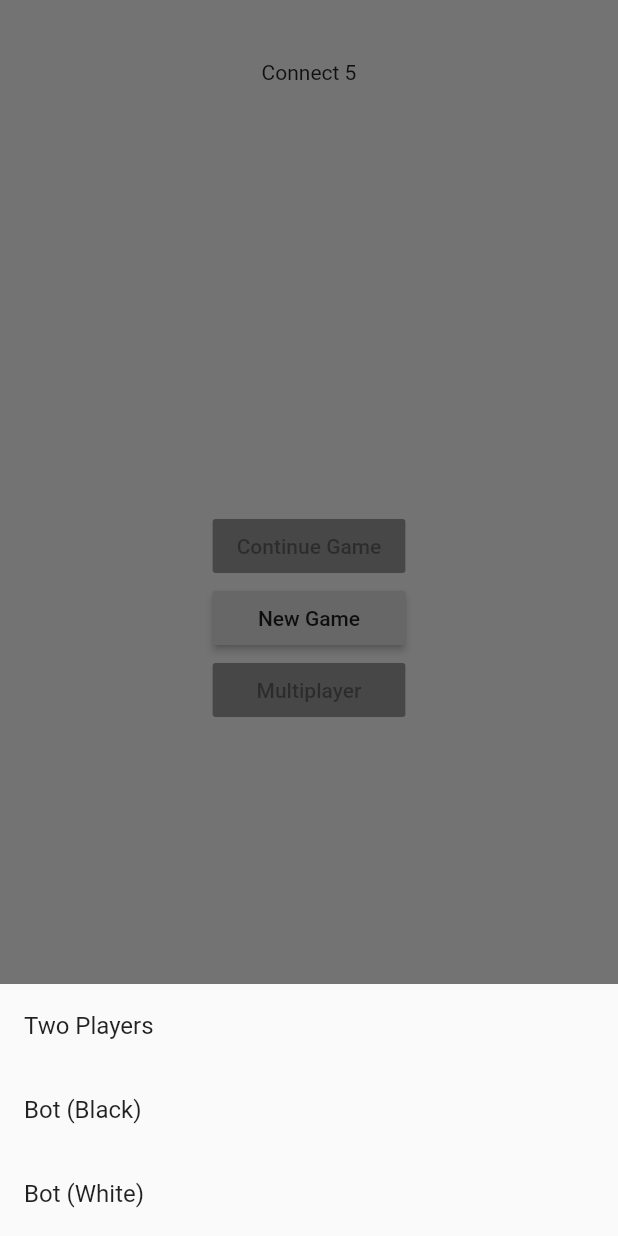
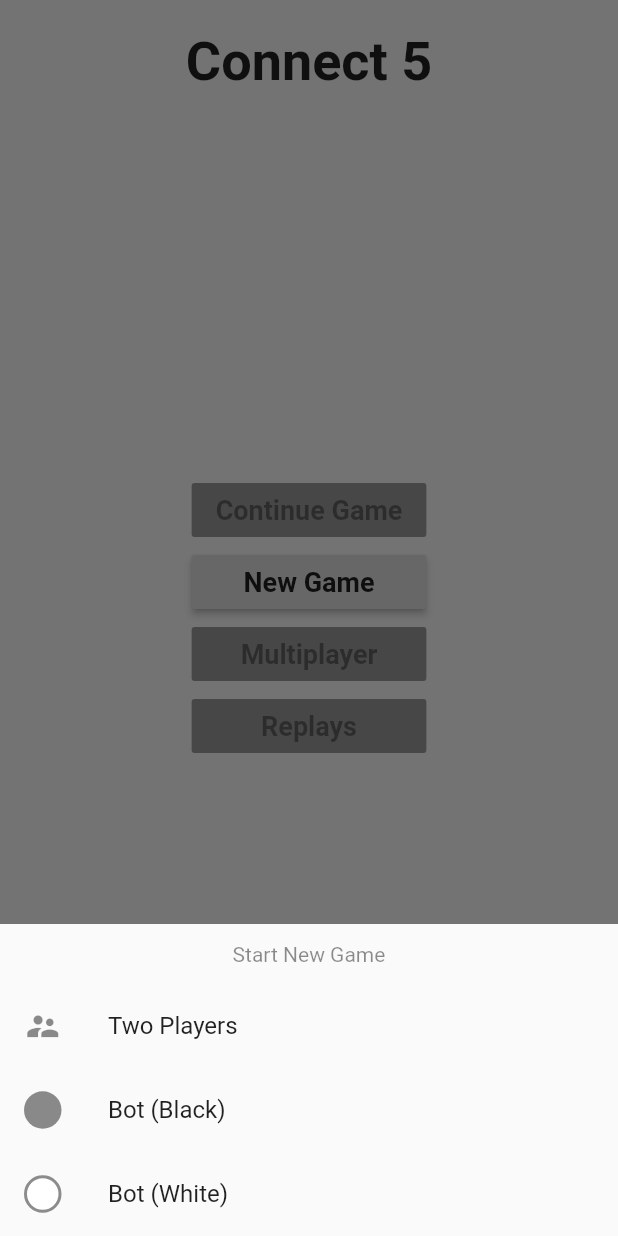
Before and after one commit to PeterKeDer/connect-5-flutter, a Flutter app: the screen it shows after launch, after a tap on "New Game", on a phone screen of 412 x 824 dp. Run offline on Flutter 3.47's test engine with Material 2 defaults, Android fonts, the phone set to English and light mode, and no system bars.

Commit message:
UI changes to start menu and popup

```diff
--- a/lib/components/popup_action_sheet.dart
+++ b/lib/components/popup_action_sheet.dart
@@ -9,9 +9,10 @@ class PopupActionSheetItem {
 }
 
 class PopupActionSheet extends StatelessWidget {
+  final String title;
   final List<PopupActionSheetItem> items;
 
-  PopupActionSheet(this.items);
+  PopupActionSheet({this.title, @required this.items});
 
   void show(BuildContext context) {
     showModalBottomSheet(
@@ -24,7 +25,17 @@ class PopupActionSheet extends StatelessWidget {
   Widget build(BuildContext context) {
     return Column(
       mainAxisSize: MainAxisSize.min,
-      children: items.map((item) =>
+      children: [
+        if (title != null && title.isNotEmpty)
+          Container(
+            padding: const EdgeInsets.symmetric(vertical: 12),
+            child: Text(
+              title,
+            style: TextStyle(color: Colors.black45),
+            ),
+          ),
+
+        ...items.map((item) =>
           ListTile(
             leading: item.leading,
             title: Text(item.text),
@@ -34,6 +45,7 @@ class PopupActionSheet extends StatelessWidget {
             },
           )
         ).toList()
+      ]
     );
   }
 }
--- a/lib/models/game_mode.dart
+++ b/lib/models/game_mode.dart
@@ -1,3 +1,5 @@
+import 'package:flutter/material.dart';
+
 enum GameMode {
   twoPlayers, blackBot, whiteBot
 }
@@ -7,6 +9,33 @@ const GAME_MODES = [
   GameMode.blackBot,
   GameMode.whiteBot
 ];
+
+Widget getIcon(GameMode gameMode, {double size = 25, Color color = Colors.black45}) {
+  switch (gameMode) {
+    case GameMode.twoPlayers:
+      return Icon(Icons.supervisor_account, size: size, color: color);
+    case GameMode.blackBot:
+      return Container(
+        height: size,
+        width: size,
+        decoration: BoxDecoration(
+          color: color,
+          borderRadius: BorderRadius.circular(size / 2),
+        ),
+      );
+    case GameMode.whiteBot:
+      return Container(
+        height: size,
+        width: size,
+        decoration: BoxDecoration(
+          color: Colors.white,
+          border: Border.all(color: color, width: 2),
+          borderRadius: BorderRadius.circular(size / 2),
+        ),
+      );
+  }
+  return null;
+}
 
 String getString(GameMode gameMode) {
   switch (gameMode) {
--- a/lib/pages/game_page.dart
+++ b/lib/pages/game_page.dart
@@ -55,7 +55,8 @@ class _GamePageState extends State<GamePage> with TickerProviderStateMixin {
   }
 
   void _handleMenuButtonTapped() {
-    PopupActionSheet([
+    PopupActionSheet(
+      items: [
         PopupActionSheetItem(
           leading: const Icon(Icons.refresh),
           text: 'Restart Game',
@@ -66,7 +67,8 @@ class _GamePageState extends State<GamePage> with TickerProviderStateMixin {
           text: 'Quit',
           onTap: () => Navigator.pop(context),
         )
-    ]).show(context);
+      ]
+    ).show(context);
   }
 
   @override
--- a/lib/pages/start_page.dart
+++ b/lib/pages/start_page.dart
@@ -6,14 +6,22 @@ import 'package:flutter/material.dart';
 class StartPage extends StatelessWidget {
   Widget _buildButton(String title, VoidCallback onPressed) {
     return RaisedButton(
-      child: Text(title),
+      child: Text(
+        title,
+        style: TextStyle(
+          fontSize: 18,
+          fontWeight: FontWeight.bold
+        ),
+      ),
       onPressed: onPressed,
     );
   }
 
   void _handleNewGameButtonPressed(BuildContext context) {
     PopupActionSheet(
-      GAME_MODES.map((gameMode) => PopupActionSheetItem(
+      title: 'Start New Game',
+      items: GAME_MODES.map((gameMode) => PopupActionSheetItem(
+        leading: getIcon(gameMode),
         text: getString(gameMode),
         onTap: () => _startNewGame(gameMode, context)
       )).toList()
@@ -30,11 +38,37 @@ class StartPage extends StatelessWidget {
     );
   }
 
+  void _handleHelpButtonPressed() {
+
+  }
+
+  void _handleStatsButtonTapped() {
+
+  }
+
+  void _handleSettingsButtonTapped() {
+
+  }
+
   @override
   Widget build(BuildContext context) {
     return Material(
+      child: SafeArea(
         child: Stack(
           children: <Widget>[
+            Positioned(
+              top: 20,
+              left: 0,
+              right: 0,
+              child: Text(
+                'Connect 5',
+                textAlign: TextAlign.center,
+                style: TextStyle(
+                  fontSize: 36,
+                  fontWeight: FontWeight.bold
+                ),
+              ),
+            ),
             Positioned.fill(
               child: Center(
                 child: IntrinsicWidth(
@@ -44,19 +78,35 @@ class StartPage extends StatelessWidget {
                     children: <Widget>[
                       _buildButton('Continue Game', null),
                       _buildButton('New Game', () => _handleNewGameButtonPressed(context)),
-                    _buildButton('Multiplayer', null)
+                      _buildButton('Multiplayer', null),
+                      _buildButton('Replays', null),
                     ],
                   ),
                 ),
               )
             ),
             Positioned(
-            top: 40,
-            left: 0,
-            right: 0,
-            child: Text('Connect 5', textAlign: TextAlign.center),
+              right: 20,
+              bottom: 20,
+              child: Column(
+                children: <Widget>[
+                  IconButton(
+                    icon: Icon(Icons.help),
+                    onPressed: _handleHelpButtonPressed,
                   ),
+                  IconButton(
+                    icon: Icon(Icons.assessment),
+                    onPressed: _handleStatsButtonTapped,
+                  ),
+                  IconButton(
+                    icon: Icon(Icons.settings),
+                    onPressed: _handleSettingsButtonTapped,
+                  )
                 ],
+              ),
+            )
+          ],
+        ),
       ),
     );
   }
```
Lines whose indentation alone changed are shown as unchanged.
